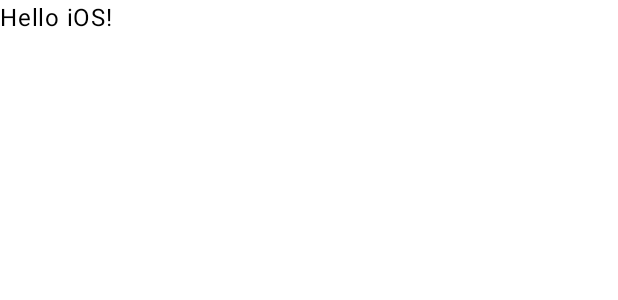
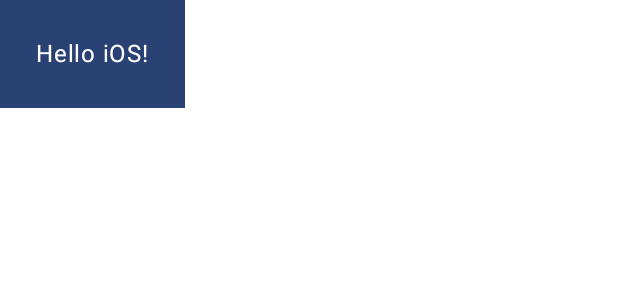
Before and after one commit to atsutama2/AppAndroid, an Android app built with Jetpack Compose: the @Preview function GreetingIosPreview, on a phone screen of 412 x 824 dp. Shown: the top 300 px of the screen. Run offline under Robolectric (Android 15) with nearby library versions, the phone set to English and light mode, and no system bars.

```diff
--- a/app/src/main/java/jp/co/atsutama2/app_android/MainActivity.kt
+++ b/app/src/main/java/jp/co/atsutama2/app_android/MainActivity.kt
@@ -4,12 +4,14 @@ import android.os.Bundle
 import androidx.activity.ComponentActivity
 import androidx.activity.compose.setContent
 import androidx.compose.foundation.layout.fillMaxSize
+import androidx.compose.foundation.layout.padding
 import androidx.compose.material3.MaterialTheme
 import androidx.compose.material3.Surface
 import androidx.compose.material3.Text
 import androidx.compose.runtime.Composable
 import androidx.compose.ui.Modifier
 import androidx.compose.ui.tooling.preview.Preview
+import androidx.compose.ui.unit.dp
 import jp.co.atsutama2.app_android.ui.theme.App_androidTheme
 
 class MainActivity : ComponentActivity() {
@@ -18,28 +20,38 @@ class MainActivity : ComponentActivity() {
         setContent {
             App_androidTheme {
                 // A surface container using the 'background' color from the theme
-                Surface(
-                    modifier = Modifier.fillMaxSize(),
-                    color = MaterialTheme.colorScheme.background,
-                ) {
-                    Greeting("Android")
-                }
+//                Surface(
+//                    modifier = Modifier.fillMaxSize(),
+//                    color = MaterialTheme.colorScheme.background,
+//                ) {
+//                    Greeting("Android & iOS")
+//                }
+                MyApp(modifier = Modifier.fillMaxSize())
             }
         }
     }
 }
 
 @Composable
-fun Greeting(name: String, modifier: Modifier = Modifier) {
-    Text(
-        text = "Hello $name!",
+fun Greeting(name: String) {
+    Surface(color = MaterialTheme.colorScheme.primary) {
+        Text (text = "Hello $name!", Modifier.padding(24.dp))
+    }
+}
+
+@Composable
+private fun MyApp(modifier: Modifier = Modifier) {
+    Surface(
         modifier = modifier,
-    )
+        color = MaterialTheme.colorScheme.background
+    ) {
+        Greeting("Android TV")
+    }
 }
 
 @Preview(showBackground = true , name = "Text Android")
 @Composable
-fun GreetingAndroidPrevie() {
+fun GreetingAndroidPreview() {
     App_androidTheme {
         Greeting("Android")
     }
@@ -49,6 +61,14 @@ fun GreetingAndroidPrevie() {
 @Composable
 fun GreetingIosPreview() {
     App_androidTheme {
-        Greeting(name = "iOS")
+        Greeting("iOS")
     }
 }
+
+@Preview(showBackground = true)
+@Composable
+fun DefaultPreview() {
+    App_androidTheme {
+        MyApp()
+    }
+}
```
